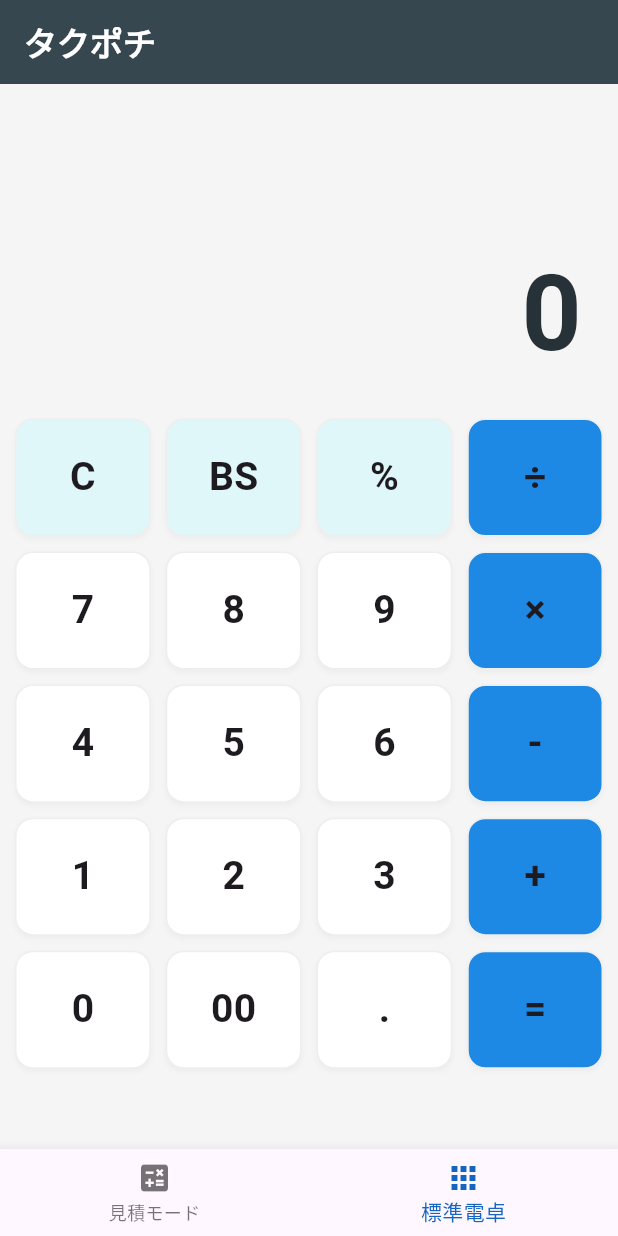
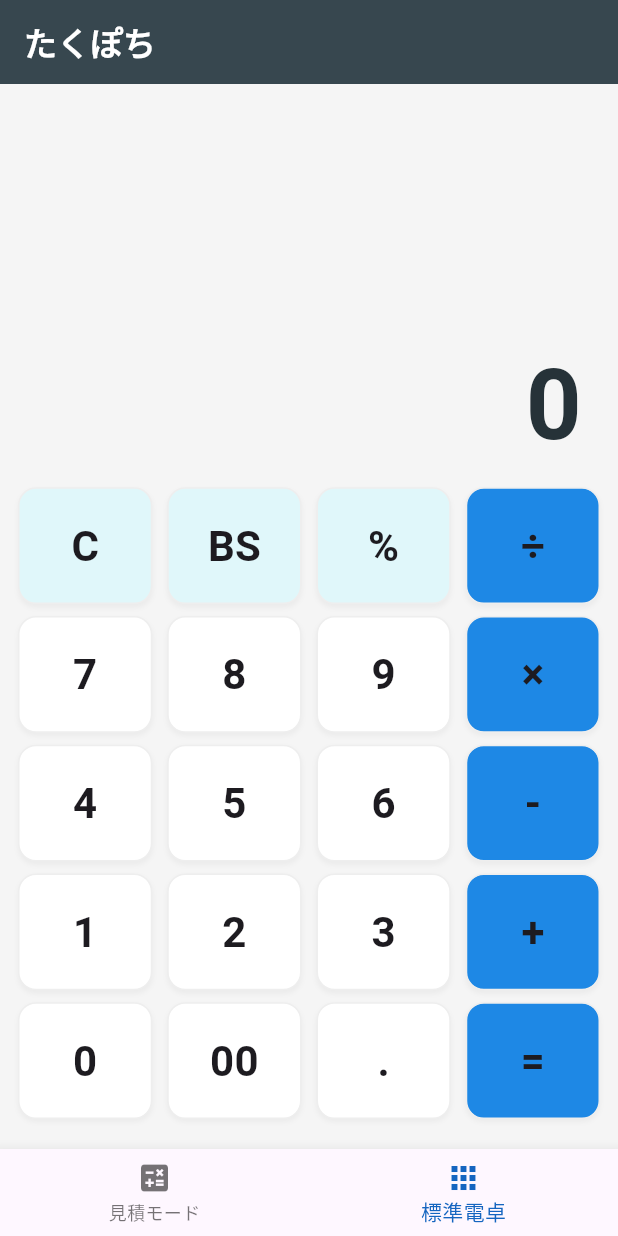
Before and after one commit to k-kei1412/Air-Conditioner, a Flutter app: the screen it shows after launch, item 2 of the bottom bar chosen, on a phone screen of 412 x 824 dp. Run offline on Flutter 3.47's test engine with Material 3 defaults, Android fonts, the phone set to English and light mode, and no system bars; our stand-ins replace shared_preferences.

Commit message:
Refactor SimpleCalcPage layout and styles
Updated the layout and appearance of the SimpleCalcPage, including changes to button sizes, text sizes, and padding for better usability in landscape mode.

```diff
--- a/lib/main.dart
+++ b/lib/main.dart
@@ -216,7 +216,7 @@ class _NojimaThreeCalcPageState extends State<NojimaThreeCalcPage> {
 }
 
 // ---------------------------------------------------------
-// 画面2: 標準電卓 (サイズ圧縮・目に優しいグレー・横向き完結版)
+// 画面2: 標準電卓 (キーボード拡大・下部配置・横向き最適化版)
 // ---------------------------------------------------------
 class SimpleCalcPage extends StatefulWidget {
   const SimpleCalcPage({super.key});
@@ -304,22 +304,24 @@ class _SimpleCalcPageState extends State<SimpleCalcPage> {
     bool isLandscape = MediaQuery.of(context).orientation == Orientation.landscape;
 
     return Scaffold(
-      backgroundColor: Colors.grey[100], // 目に優しい薄いグレーに変更
+      backgroundColor: Colors.grey[100],
       appBar: AppBar(
-        title: const Text("タクポチ", style: TextStyle(color: Colors.white, fontWeight: FontWeight.bold)),
+        title: const Text("たくぽち", style: TextStyle(color: Colors.white, fontWeight: FontWeight.bold)),
         backgroundColor: Colors.blueGrey[800],
         elevation: 0,
+        toolbarHeight: isLandscape ? 40 : 56, // 横向きはバーも少し細くしてスペースを確保
       ),
       body: Center(
         child: ConstrainedBox(
-          constraints: const BoxConstraints(maxWidth: 480), // 縦横共通で少しコンパクトに
+          constraints: const BoxConstraints(maxWidth: 500),
           child: Column(
+            mainAxisAlignment: MainAxisAlignment.end, // 全体を下に寄せる
             children: [
-              // 1. 表示エリア（横向きは高さを大幅に圧縮）
+              // 1. 表示エリア（さらに高さを削ってキーボードに譲る）
               Expanded(
-                flex: isLandscape ? 2 : 3, // 横向きは flex 2 で高さを抑える
+                flex: isLandscape ? 2 : 3,
                 child: Container(
-                  padding: const EdgeInsets.symmetric(horizontal: 24, vertical: 10),
+                  padding: const EdgeInsets.symmetric(horizontal: 24, vertical: 8),
                   alignment: Alignment.bottomRight,
                   child: Column(
                     mainAxisAlignment: MainAxisAlignment.end,
@@ -328,24 +330,20 @@ class _SimpleCalcPageState extends State<SimpleCalcPage> {
                       SingleChildScrollView(
                         scrollDirection: Axis.horizontal,
                         reverse: true,
-                        child: Text(_expression, style: const TextStyle(fontSize: 32, color: Colors.black54)),
+                        child: Text(_expression, style: const TextStyle(fontSize: 30, color: Colors.black54)),
                       ),
-                      const SizedBox(height: 5),
                       FittedBox(
                         fit: BoxFit.scaleDown,
-                        child: Text(_result, style: TextStyle(fontSize: 70, fontWeight: FontWeight.bold, color: Colors.blueGrey[900])),
+                        child: Text(_result, style: TextStyle(fontSize: 65, fontWeight: FontWeight.bold, color: Colors.blueGrey[900])),
                       ),
                     ],
                   ),
                 ),
               ),
-              // 2. ボタンエリア（横向きは間隔を詰める）
-              Expanded(
-                flex: isLandscape ? 8 : 7,
-                child: Padding(
-                  padding: const EdgeInsets.all(10.0),
-                  child: _buildGrid(isLandscape),
-                ),
+              // 2. ボタンエリア（横向き時に大きく表示）
+              Padding(
+                padding: EdgeInsets.fromLTRB(12, 0, 12, isLandscape ? 10 : 20),
+                child: _buildGrid(isLandscape),
               ),
             ],
           ),
@@ -364,12 +362,13 @@ class _SimpleCalcPageState extends State<SimpleCalcPage> {
     ];
 
     return GridView.builder(
+      shrinkWrap: true, // 高さを中身に合わせる
       physics: const NeverScrollableScrollPhysics(),
       gridDelegate: SliverGridDelegateWithFixedCrossAxisCount(
         crossAxisCount: 4,
-        // 横向きは少し横長（1.4）にすることで、潰れて見えるのを防ぐ
-        childAspectRatio: isLandscape ? 1.4 : 1.15,
-        mainAxisSpacing: isLandscape ? 6 : 10, // 横向きは上下間隔を詰めて高さを稼ぐ
+        // 横向きは1.6にすることで、ボタンをさらに縦に大きく
+        childAspectRatio: isLandscape ? 1.6 : 1.15,
+        mainAxisSpacing: 8,
         crossAxisSpacing: 10,
       ),
       itemCount: 20,
@@ -384,7 +383,6 @@ class _SimpleCalcPageState extends State<SimpleCalcPage> {
     bool isOp = _isOperator(label) || label == "=";
     bool isAction = ["C", "BS", "%"].contains(label);
 
-    // 落ち着いた白ベースの配色
     Color bgColor = Colors.white;
     Color textColor = Colors.black87;
 
@@ -405,11 +403,11 @@ class _SimpleCalcPageState extends State<SimpleCalcPage> {
           borderRadius: BorderRadius.circular(12),
           border: Border.all(color: Colors.grey[200]!),
           boxShadow: [
-            BoxShadow(color: Colors.black.withOpacity(0.03), blurRadius: 2, offset: const Offset(0, 2)),
+            BoxShadow(color: Colors.black.withOpacity(0.04), blurRadius: 2, offset: const Offset(0, 2)),
           ],
         ),
         child: Center(
-          child: Text(label, style: const TextStyle(fontSize: 26, fontWeight: FontWeight.bold)),
+          child: Text(label, style: const TextStyle(fontSize: 28, fontWeight: FontWeight.bold)),
         ),
       ),
     );
```
